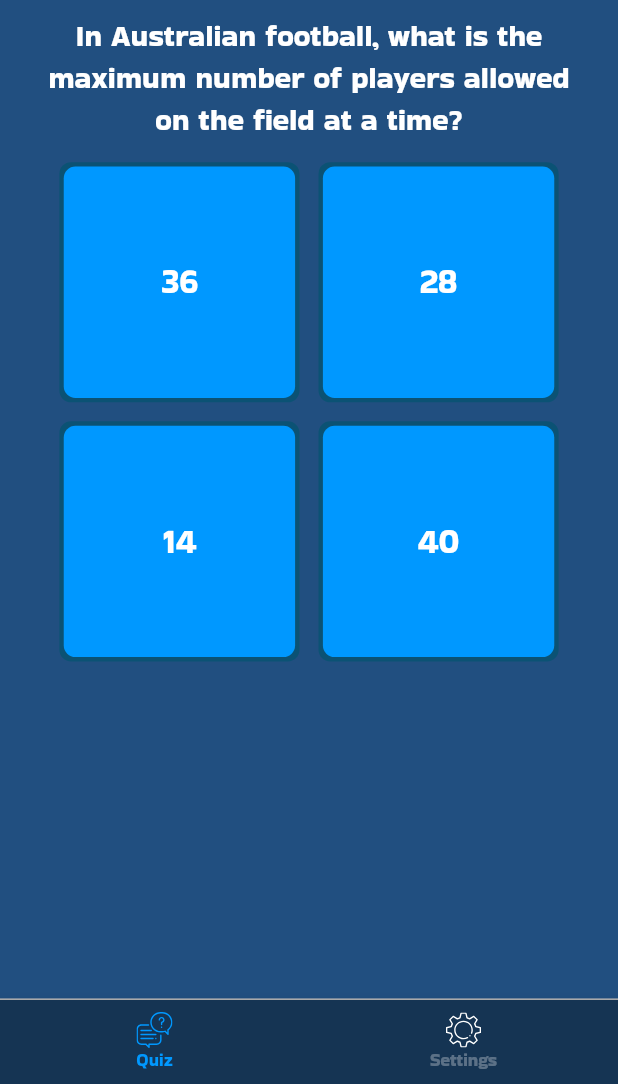
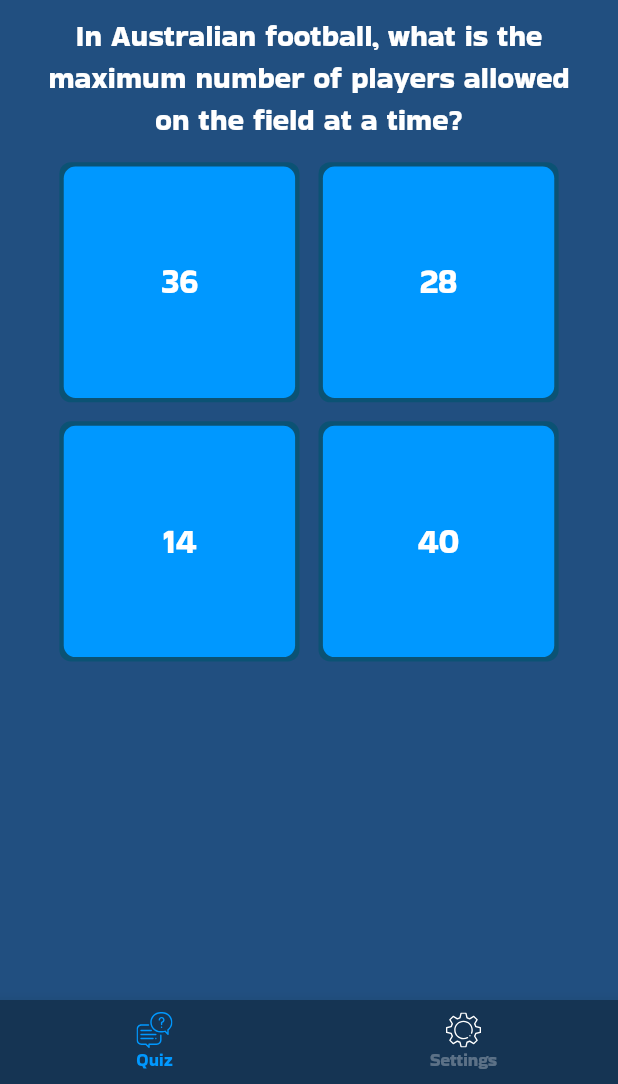
Before and after one commit to GhostuSs/quiz_bet, a Flutter app: the MainScreen screen opened directly, after a tap on an icon or button, on a phone screen of 412 x 824 dp, the part 152-1236 px from its top. Run offline on Flutter 3.47's test engine with Material 2 defaults, Android fonts, the phone set to English and light mode, and no system bars; our stand-ins replace flutter_screenutil, flutter_svg, hive, webview_flutter; missing offline and left inert: app_review, apphud, traffic_router; accounts and stored records are empty.

Commit message:
'integrator++'

```diff
--- a/lib/ui/screens/main_screen.dart
+++ b/lib/ui/screens/main_screen.dart
@@ -21,9 +21,6 @@ class _MainScreenState extends State<MainScreen> {
     return WillPopScope(
         child: Scaffold(
           bottomNavigationBar: Container(
-            decoration: BoxDecoration(
-                border: Border(
-                    top: BorderSide(color: Colors.black.withOpacity(0.3)))),
             child: BottomNavigationBar(
               items: [
                 BottomNavigationBarItem(
--- a/lib/ui/screens/quiz/quiz_screen.dart
+++ b/lib/ui/screens/quiz/quiz_screen.dart
@@ -71,9 +71,6 @@ class _QuizScreenState extends State<QuizScreen> {
           : Container(),
       floatingActionButtonLocation: FloatingActionButtonLocation.centerDocked,
       bottomNavigationBar: Container(
-        decoration: BoxDecoration(
-            border: Border(top: BorderSide(color: Colors.black.withOpacity(0.3)))
-        ),
         child: BottomNavigationBar(
           items: [
             BottomNavigationBarItem(
--- a/lib/ui/screens/result/result_screen.dart
+++ b/lib/ui/screens/result/result_screen.dart
@@ -30,9 +30,6 @@ class _ResultScreenState extends State<ResultScreen> {
     return WillPopScope(child: Scaffold(
       resizeToAvoidBottomInset: true,
       bottomNavigationBar: Container(
-        decoration: BoxDecoration(
-            border: Border(top: BorderSide(color: Colors.black.withOpacity(0.3)))
-        ),
         child: BottomNavigationBar(
           items: [
             BottomNavigationBarItem(
--- a/lib/ui/uikit/rounded_button.dart
+++ b/lib/ui/uikit/rounded_button.dart
@@ -34,7 +34,7 @@ class RoundedRectangleBtn extends StatelessWidget {
                 style: TextStyle(
                     color: AppColors.white,
                     fontFamily: 'Bakbak',
-                    fontSize: label == 'RANDOM' ? 55.w : 75.w,
+                    fontSize: label == 'RANDOM' ? 60.w : 80.w,
                     fontWeight: FontWeight.w400),
               ),
             ),
@@ -43,7 +43,7 @@ class RoundedRectangleBtn extends StatelessWidget {
                   style: TextStyle(
                       color: AppColors.green,
                       fontFamily: 'Bakbak',
-                      fontSize: 24.w,
+                      fontSize: 28.w,
                       fontWeight: FontWeight.w400))
           ],
         ),
```
